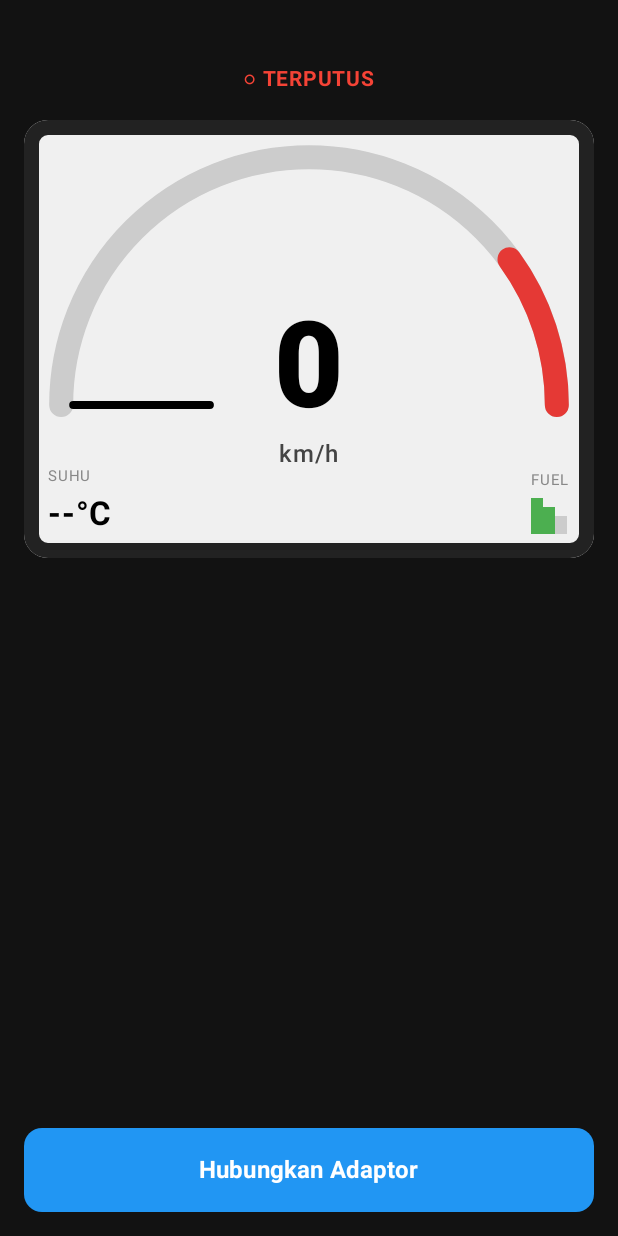
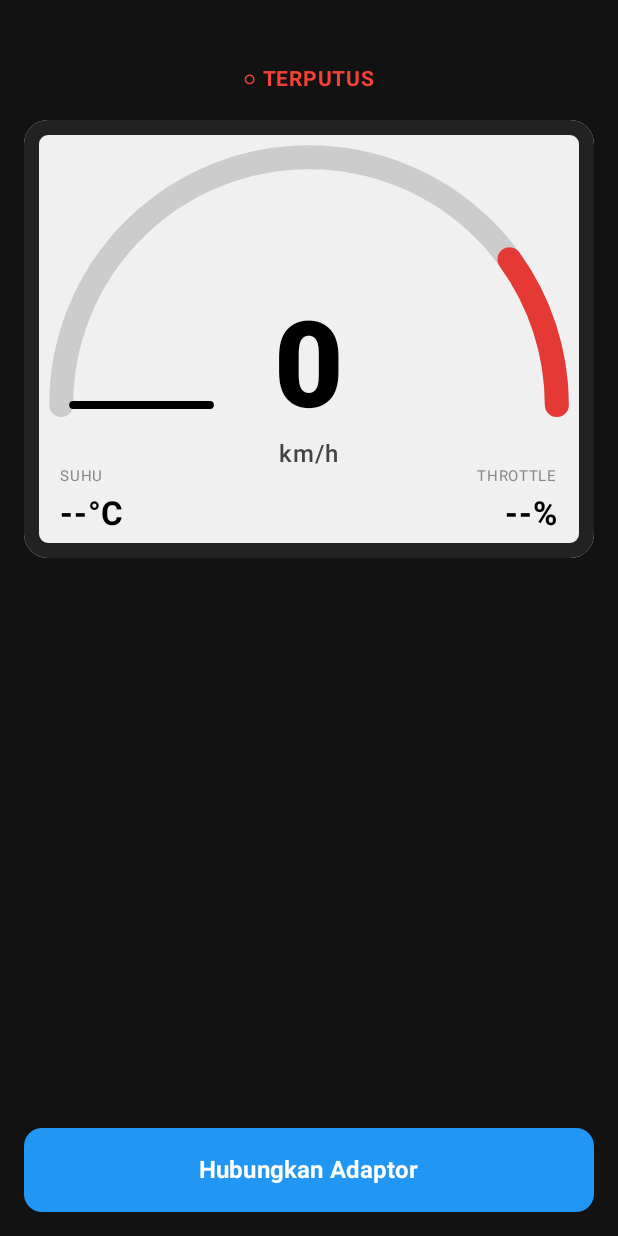
Before and after one commit to aminsambung/diagnosatools, an Android app built with Jetpack Compose: the screen it shows after launch (MainActivity), on a phone screen of 412 x 824 dp. Run offline under Robolectric (Android 15) with nearby library versions, the phone set to English and light mode, and no system bars.

Commit message:
Add throttle parameter and update UI layout
Added throttle parameter and updated UI components to display throttle value alongside coolant temperature.

```diff
--- a/app/src/main/java/com/example/obdlite/ui/DashboardScreen.kt
+++ b/app/src/main/java/com/example/obdlite/ui/DashboardScreen.kt
@@ -29,6 +29,7 @@ fun DashboardScreen(
     rpm: Int?,
     speed: Int?,
     coolant: Int?,
+    throttle: Int?, // Parameter baru
     onConnect: () -> Unit,
     onDisconnect: () -> Unit
 ) {
@@ -44,7 +45,6 @@ fun DashboardScreen(
             .padding(16.dp),
         horizontalAlignment = Alignment.CenterHorizontally
     ) {
-        // Beri jarak atas agar tidak tertutup status bar (karena enableEdgeToEdge)
         Spacer(modifier = Modifier.height(24.dp))
 
         Text(
@@ -55,30 +55,27 @@ fun DashboardScreen(
             modifier = Modifier.padding(bottom = 16.dp)
         )
 
-        // Panel LCD
         Box(
             modifier = Modifier
                 .fillMaxWidth()
-                .aspectRatio(1.3f) // Sedikit lebih kotak
+                .aspectRatio(1.3f)
                 .background(bgColor, RoundedCornerShape(16.dp))
                 .border(10.dp, Color(0xFF222222), RoundedCornerShape(16.dp))
         ) {
-            // 1. RPM Gauge (Garis melengkung di atas)
             RpmGauge(
                 rpm = rpm ?: 0,
                 modifier = Modifier
                     .fillMaxWidth()
-                    .fillMaxHeight(0.65f) // Ambil 65% area atas
+                    .fillMaxHeight(0.65f)
                     .padding(top = 10.dp),
                 redZoneColor = redZoneColor,
                 accentColor = accentColor
             )
 
-            // 2. Kecepatan (Angka Besar)
             Column(
                 modifier = Modifier
                     .align(Alignment.Center)
-                    .offset(y = 30.dp), // Geser ke bawah agar tidak tertutup jarum
+                    .offset(y = 30.dp),
                 horizontalAlignment = Alignment.CenterHorizontally
             ) {
                 Text(
@@ -95,12 +92,16 @@ fun DashboardScreen(
                 )
             }
 
-            // 3. Suhu Air (Kiri bawah)
-            Column(
+            // Indikator Bawah (Suhu & Throttle)
+            Row(
                 modifier = Modifier
-                    .align(Alignment.BottomStart)
-                    .padding(start = 16.dp, bottom = 16.dp)
+                    .align(Alignment.BottomCenter)
+                    .fillMaxWidth()
+                    .padding(horizontal = 24.dp, vertical = 16.dp),
+                horizontalArrangement = Arrangement.SpaceBetween
             ) {
+                // SUHU
+                Column(horizontalAlignment = Alignment.Start) {
                     Text("SUHU", fontSize = 10.sp, color = Color.Gray)
                     Text(
                         text = if (coolant != null) "$coolant°C" else "--°C",
@@ -110,17 +111,15 @@ fun DashboardScreen(
                     )
                 }
 
-            // 4. Bensin (Kanan bawah)
-            Column(
-                modifier = Modifier
-                    .align(Alignment.BottomEnd)
-                    .padding(end = 16.dp, bottom = 16.dp)
-            ) {
-                Text("FUEL", fontSize = 10.sp, color = Color.Gray)
-                Row(verticalAlignment = Alignment.Bottom) {
-                    Box(modifier = Modifier.width(8.dp).height(24.dp).background(Color(0xFF4CAF50)))
-                    Box(modifier = Modifier.width(8.dp).height(18.dp).background(Color(0xFF4CAF50)))
-                    Box(modifier = Modifier.width(8.dp).height(12.dp).background(Color.LightGray))
+                // THROTTLE (Bukaan Gas)
+                Column(horizontalAlignment = Alignment.End) {
+                    Text("THROTTLE", fontSize = 10.sp, color = Color.Gray)
+                    Text(
+                        text = if (throttle != null) "$throttle%" else "--%",
+                        fontSize = 22.sp,
+                        fontWeight = FontWeight.Bold,
+                        color = textColor
+                    )
                 }
             }
         }
@@ -156,7 +155,6 @@ fun RpmGauge(
     val maxRpm = 12000
     val currentRpm = rpm.coerceIn(0, maxRpm)
 
-    // Animasi jarum agar bergerak mulus
     val targetRatio = currentRpm.toFloat() / maxRpm
     val needleRatio by animateFloatAsState(
         targetValue = targetRatio,
@@ -168,15 +166,12 @@ fun RpmGauge(
         Canvas(modifier = Modifier.fillMaxSize()) {
             val width = size.width
             val height = size.height
-
-            // Titik tengah lingkaran diletakkan di bawah (supaya melengkung ke atas)
             val center = Offset(width / 2, height)
             val radius = width / 2.3f
 
             val startAngle = 180f
             val sweepAngle = 180f
 
-            // Gambar garis background (abu-abu)
             drawArc(
                 color = Color.LightGray,
                 startAngle = startAngle,
@@ -187,7 +182,6 @@ fun RpmGauge(
                 style = Stroke(width = 24f, cap = StrokeCap.Round)
             )
 
-            // Gambar zona merah (redline 80% - 100%)
             drawArc(
                 color = redZoneColor,
                 startAngle = startAngle + (sweepAngle * 0.8f),
@@ -198,13 +192,11 @@ fun RpmGauge(
                 style = Stroke(width = 24f, cap = StrokeCap.Round)
             )
 
-            // Gambar Jarum (mengikuti sudut)
             val angleDeg = startAngle + (sweepAngle * needleRatio)
             val angleRad = Math.toRadians(angleDeg.toDouble())
 
-            // Jarum ditarik dari luar ke dalam (tidak menutupi angka speed)
-            val outerRadius = radius - 12f // Ujung jarum
-            val innerRadius = radius * 0.4f // Pangkal jarum (tidak sampai tengah)
+            val outerRadius = radius - 12f
+            val innerRadius = radius * 0.4f
 
             val startPoint = Offset(
                 x = center.x + (innerRadius * cos(angleRad)).toFloat(),
```
Lines whose indentation alone changed are shown as unchanged.
